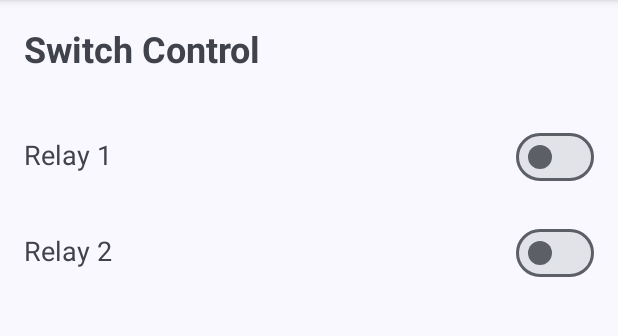
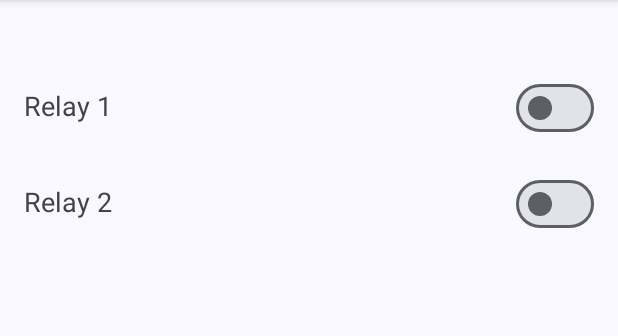
Before and after one commit to prateekpunetha/Switchify, an Android app: the screen it shows after launch (MainActivity), on a phone screen of 412 x 824 dp, the part 96-432 px from its top. Run offline under Robolectric (Android 15) with nearby library versions, the phone set to English and light mode, and no system bars; our stand-ins replace Volley; network calls fail.

Commit message:
switchify: remove title text
Signed-off-by: prateekpunetha <hi@prateekpunetha.dev>

```diff
--- a/app/src/main/res/layout/activity_main.xml
+++ b/app/src/main/res/layout/activity_main.xml
@@ -6,12 +6,6 @@
     android:orientation="vertical"
     android:padding="16dp">
 
-    <TextView
-        android:layout_width="wrap_content"
-        android:layout_height="wrap_content"
-        android:text="Switch Control"
-        android:textSize="24sp"
-        android:textStyle="bold" />
 
     <LinearLayout
         android:layout_width="match_parent"
```
